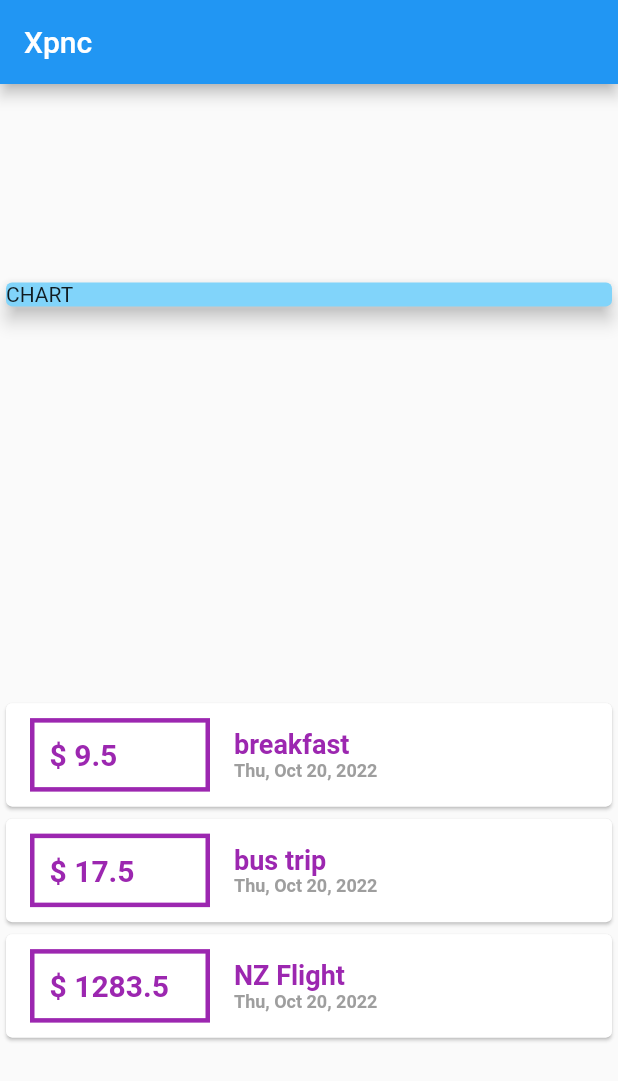
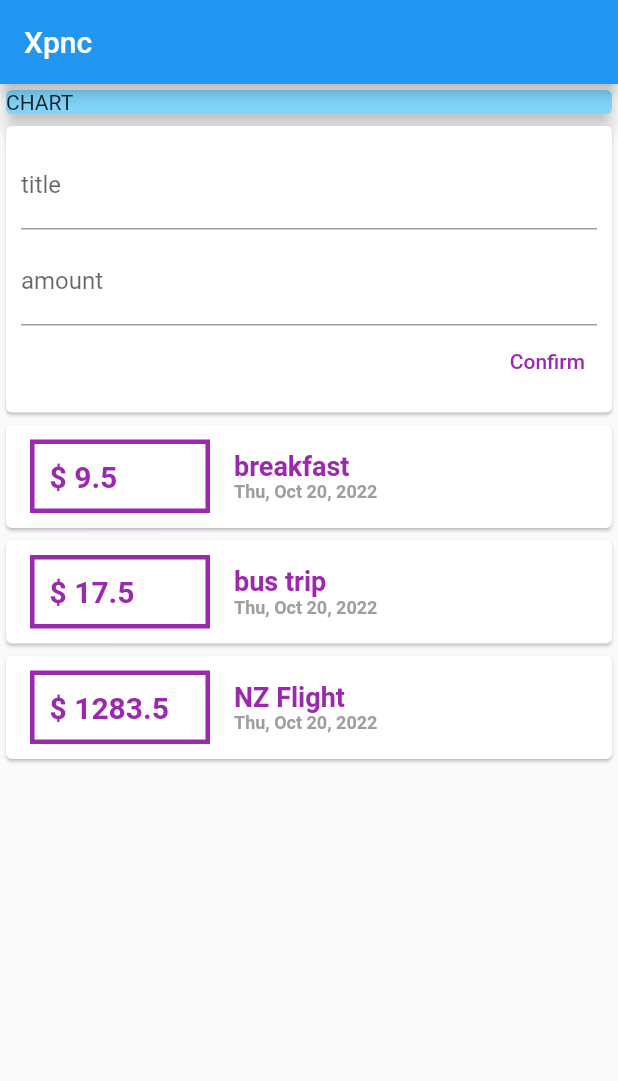
Before and after one commit to carlstep/udemy_max_expense_management_1, a Flutter app: the screen it shows after launch, on a phone screen of 412 x 824 dp. Shown: the top 1081 px of the screen. Run offline on Flutter 3.47's test engine with Material 2 defaults, Android fonts, the phone set to English and light mode, and no system bars.

Commit message:
update with TextEditingController

```diff
--- a/lib/main.dart
+++ b/lib/main.dart
@@ -39,6 +39,12 @@ class MyHomePage extends StatelessWidget {
     ),
   ];
 
+  // String? titleInput;
+  // String? amountInput;
+
+  final titleController = TextEditingController();
+  final amountController = TextEditingController();
+
   @override
   Widget build(BuildContext context) {
     return Scaffold(
@@ -46,7 +52,8 @@ class MyHomePage extends StatelessWidget {
           title: Text('Xpnc'),
         ),
         body: Column(
-          mainAxisAlignment: MainAxisAlignment.spaceAround,
+          mainAxisAlignment: MainAxisAlignment.start,
+          crossAxisAlignment: CrossAxisAlignment.stretch,
           children: [
             Container(
               width: double.infinity,
@@ -54,6 +61,39 @@ class MyHomePage extends StatelessWidget {
                 color: Colors.lightBlue[200],
                 elevation: 5,
                 child: Text('CHART'),
+              ),
+            ),
+            Card(
+              child: Container(
+                padding: EdgeInsets.all(10),
+                child: Column(
+                  crossAxisAlignment: CrossAxisAlignment.end,
+                  children: [
+                    TextField(
+                      decoration: InputDecoration(labelText: 'title'),
+                      controller: titleController,
+                      //onChanged: (value) => titleInput = value;
+                    ),
+                    SizedBox(
+                      height: 5,
+                    ),
+                    TextField(
+                      controller: amountController,
+                      decoration: InputDecoration(labelText: 'amount'),
+                      //onChanged: (value) => amountInput = value,
+                    ),
+                    TextButton(
+                      onPressed: () {
+                        print(titleController.text);
+                        print(amountController.text);
+                      },
+                      style: ButtonStyle(
+                          foregroundColor:
+                              MaterialStateProperty.all(Colors.purple)),
+                      child: Text('Confirm'),
+                    ),
+                  ],
+                ),
               ),
             ),
             Column(
```
